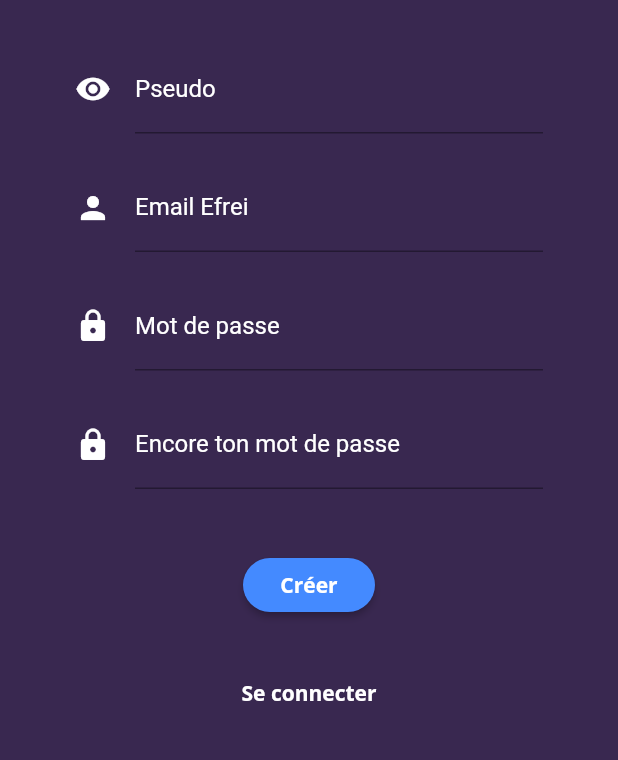
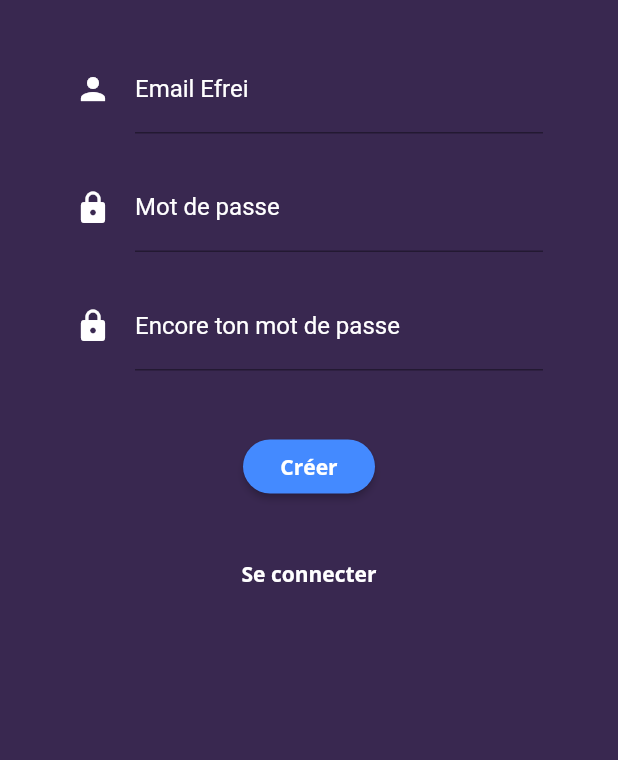
Before and after one commit to louminod/les_frais_potins, a Flutter app: the Register screen opened directly, on a phone screen of 412 x 824 dp, the part 375-1135 px from its top. Run offline on Flutter 3.47's test engine with Material 2 defaults, Android fonts, the light colour scheme and no system bars; our stand-ins replace cloud_firestore, firebase_auth, firebase_storage, fluttertoast, google_fonts; accounts and stored records are empty.

Commit message:
Ajout génération pseudo | modification register

```diff
--- a/lib/src/pages/profile_page.dart
+++ b/lib/src/pages/profile_page.dart
@@ -67,7 +67,7 @@ class _ProfilePageState extends State<ProfilePage> {
                               ),
                             ),
                           ),
-                          SizedBox(height: 20),
+                          SizedBox(height: 50),
                           Center(
                             child: Row(
                               mainAxisAlignment: MainAxisAlignment.spaceEvenly,
--- a/lib/src/screens/auth/register.dart
+++ b/lib/src/screens/auth/register.dart
@@ -3,6 +3,7 @@ import 'package:flutter/services.dart';
 import 'package:google_fonts/google_fonts.dart';
 import 'package:les_frais_potins/src/models/user.dart';
 import 'package:les_frais_potins/src/services/authentication_service.dart';
+import 'package:les_frais_potins/src/services/pseudo_service.dart';
 import 'package:les_frais_potins/src/widgets/loading.dart';
 
 class Register extends StatefulWidget {
@@ -20,7 +21,6 @@ class _RegisterState extends State<Register> {
   bool loading = false;
 
   String email = '';
-  String pseudo = '';
   String password = '';
   String password2 = '';
 
@@ -51,24 +51,6 @@ class _RegisterState extends State<Register> {
                       child: Column(
                         mainAxisAlignment: MainAxisAlignment.center,
                         children: <Widget>[
-                          TextFormField(
-                            decoration: InputDecoration(
-                              icon: Icon(Icons.remove_red_eye,
-                                  color: Colors.white),
-                              hintText: 'Mets ton pseudo',
-                              hintStyle: TextStyle(color: Colors.grey),
-                              labelText: 'Pseudo',
-                              labelStyle: TextStyle(color: Colors.white),
-                            ),
-                            validator: (val) => val.isEmpty
-                                ? "Ton pseudo ne peut être vide !"
-                                : null,
-                            onChanged: (val) {
-                              setState(() => pseudo = val);
-                            },
-                            style: TextStyle(color: Colors.grey),
-                          ),
-                          SizedBox(height: 20.0),
                           TextFormField(
                             decoration: InputDecoration(
                               icon: Icon(Icons.person, color: Colors.white),
@@ -142,6 +124,7 @@ class _RegisterState extends State<Register> {
                                 setState(() {
                                   loading = true;
                                 });
+                                String pseudo = await PseudoService().generatePseudo();
                                 dynamic result = await AuthenticationService()
                                     .signUp(pseudo, email, password);
                                 if (result is User) {
--- a/lib/src/screens/home.dart
+++ b/lib/src/screens/home.dart
@@ -104,6 +104,7 @@ class _HomeState extends State<Home> {
     return [
       _drawerHeader(userData),
       _menuItemPotins(),
+      _separator(),
       _menuItemProfile(userData),
     ];
   }
@@ -123,6 +124,7 @@ class _HomeState extends State<Home> {
       _drawerHeader(userData),
       _menuItemPotins(),
       _menuItemModeration(),
+      _separator(),
       _menuItemProfile(userData),
     ];
   }
--- a/lib/src/screens/potins/potin_detail.dart
+++ b/lib/src/screens/potins/potin_detail.dart
@@ -134,6 +134,7 @@ class _PotinDetailState extends State<PotinDetail> {
                                   setState(() {
                                     _interact = false;
                                   });
+                                  Navigator.pop(context);
                                 },
                         ),
                         floatingActionButtonLocation:
@@ -166,6 +167,7 @@ class _PotinDetailState extends State<PotinDetail> {
                                         setState(() {
                                           _interact = false;
                                         });
+                                        Navigator.pop(context);
                                       },
                               ),
                               IconButton(
@@ -190,6 +192,7 @@ class _PotinDetailState extends State<PotinDetail> {
                                         setState(() {
                                           _interact = false;
                                         });
+                                        Navigator.pop(context);
                                       },
                               )
                             ],
--- a/pubspec.yaml
+++ b/pubspec.yaml
@@ -32,6 +32,7 @@ dependencies:
   carousel_slider: ^2.1.0
   flutter_launcher_icons: ^0.7.5
   file_picker: ^1.9.0+1
+  http: ^0.12.1
 
 dev_dependencies:
   flutter_test:
```
Also changed, not shown: lib/src/services/pseudo_service.dart (added, +17 -0 lines), pubspec.lock.
